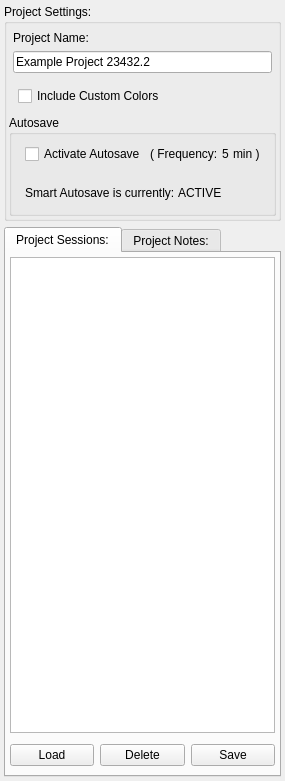
Old version of the form src/Interface/AppInterface/ProjectDockWidget.ui in the repository SCIInstitute/Seg3D.
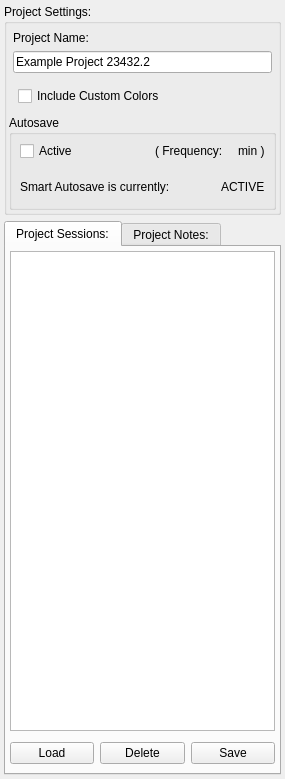
New version of the form.

The edit to the form file:
```diff
--- a/src/Interface/AppInterface/ProjectDockWidget.ui
+++ b/src/Interface/AppInterface/ProjectDockWidget.ui
@@ -6,8 +6,8 @@
    <rect>
     <x>0</x>
     <y>0</y>
-    <width>269</width>
-    <height>781</height>
+    <width>285</width>
+    <height>779</height>
    </rect>
   </property>
   <property name="styleSheet">
@@ -158,17 +158,17 @@
                  <height>32</height>
                 </size>
                </property>
-               <layout class="QHBoxLayout" name="horizontalLayout_3">
+               <layout class="QHBoxLayout" name="horizontalLayout_3" stretch="1,0,0,0">
                 <property name="spacing">
                  <number>4</number>
                 </property>
                 <property name="margin">
-                 <number>9</number>
+                 <number>4</number>
                 </property>
                 <item>
                  <widget class="QCheckBox" name="autosave_checkbox_">
                   <property name="text">
-                   <string>Activate Autosave</string>
+                   <string>Active</string>
                   </property>
                  </widget>
                 </item>
@@ -188,7 +188,7 @@
                    <string>Controls for changing the Autosave frequency are located in the Preferences Manager</string>
                   </property>
                   <property name="text">
-                   <string>5</string>
+                   <string/>
                   </property>
                  </widget>
                 </item>
@@ -213,10 +213,13 @@
                  <height>32</height>
                 </size>
                </property>
-               <layout class="QHBoxLayout" name="autosave_layout_">
+               <layout class="QHBoxLayout" name="autosave_layout_" stretch="1,0">
                 <property name="spacing">
                  <number>0</number>
                 </property>
+                <property name="margin">
+                 <number>4</number>
+                </property>
                 <item>
                  <widget class="QLabel" name="label_3">
                   <property name="toolTip">
```
